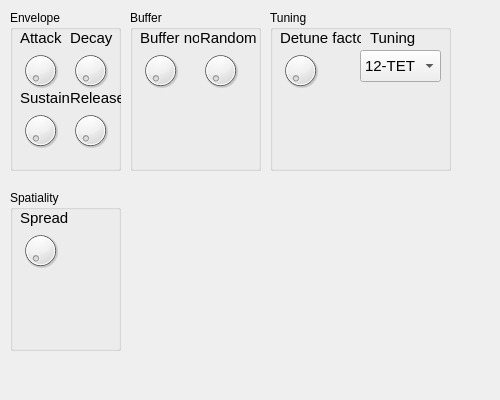
Before: the Qt Designer form python/controller/ui/synth-controller.ui in kj-jondell/Diabetes-Synth, drawn with Qt 5.
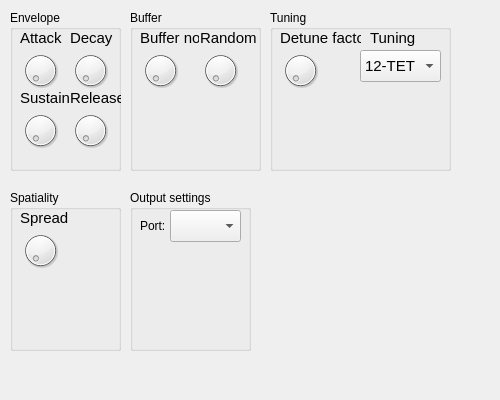
After: the same form once the commit is applied.

Patch:
```diff
--- a/python/controller/ui/synth-controller.ui
+++ b/python/controller/ui/synth-controller.ui
@@ -393,6 +393,53 @@
     </property>
    </widget>
   </widget>
+  <widget class="QGroupBox" name="output_settings">
+   <property name="geometry">
+    <rect>
+     <x>130</x>
+     <y>190</y>
+     <width>121</width>
+     <height>161</height>
+    </rect>
+   </property>
+   <property name="title">
+    <string>Output settings</string>
+   </property>
+   <widget class="QComboBox" name="ports">
+    <property name="enabled">
+     <bool>true</bool>
+    </property>
+    <property name="geometry">
+     <rect>
+      <x>40</x>
+      <y>20</y>
+      <width>71</width>
+      <height>32</height>
+     </rect>
+    </property>
+    <property name="font">
+     <font>
+      <pointsize>11</pointsize>
+     </font>
+    </property>
+   </widget>
+   <widget class="QLabel" name="label_10">
+    <property name="geometry">
+     <rect>
+      <x>10</x>
+      <y>20</y>
+      <width>31</width>
+      <height>31</height>
+     </rect>
+    </property>
+    <property name="text">
+     <string>Port:</string>
+    </property>
+    <property name="alignment">
+     <set>Qt::AlignLeading|Qt::AlignLeft|Qt::AlignVCenter</set>
+    </property>
+   </widget>
+  </widget>
  </widget>
  <resources/>
  <connections/>
```
Left out of the diff: 2 changed lines with no effect on the pictures.
